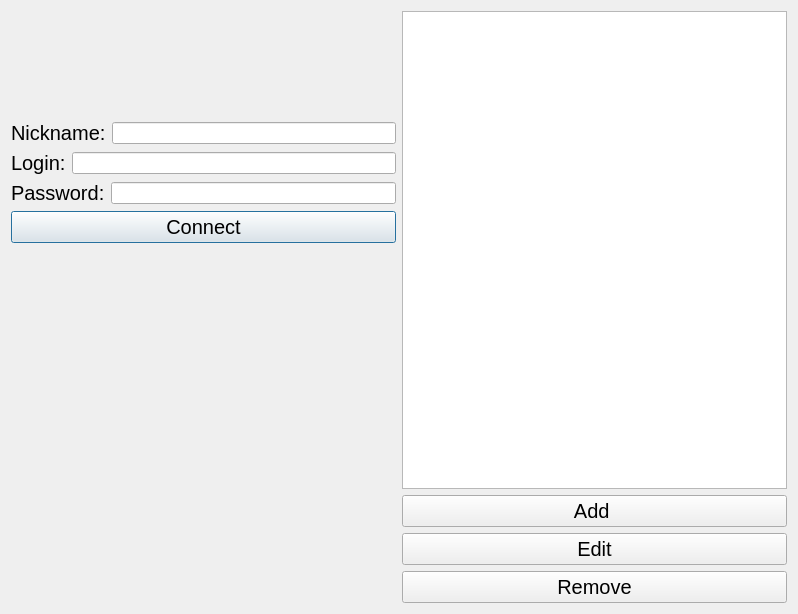
The window that login.ui (szsoppa/IRCclient) describes before a commit, drawn with Qt 5.
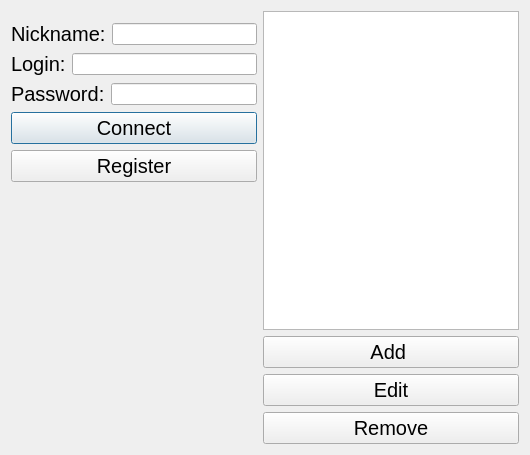
The same window after the commit.

What changed in the file:
```diff
--- a/login.ui
+++ b/login.ui
@@ -6,8 +6,8 @@
    <rect>
     <x>0</x>
     <y>0</y>
-    <width>798</width>
-    <height>614</height>
+    <width>530</width>
+    <height>455</height>
    </rect>
   </property>
   <property name="windowTitle">
@@ -82,7 +82,10 @@
           </layout>
          </item>
          <item>
-          <widget class="QPushButton" name="pushButton_5">
+          <widget class="QPushButton" name="ConnectToServerButton">
+           <property name="enabled">
+            <bool>true</bool>
+           </property>
            <property name="font">
             <font>
              <pointsize>15</pointsize>
@@ -93,6 +96,18 @@
            </property>
           </widget>
          </item>
+         <item>
+          <widget class="QPushButton" name="RegisterButton">
+           <property name="font">
+            <font>
+             <pointsize>15</pointsize>
+            </font>
+           </property>
+           <property name="text">
+            <string>Register</string>
+           </property>
+          </widget>
+         </item>
          <item>
           <spacer name="verticalSpacer">
            <property name="orientation">
```
Left out of the diff: 12 changed lines with no effect on the pictures.
